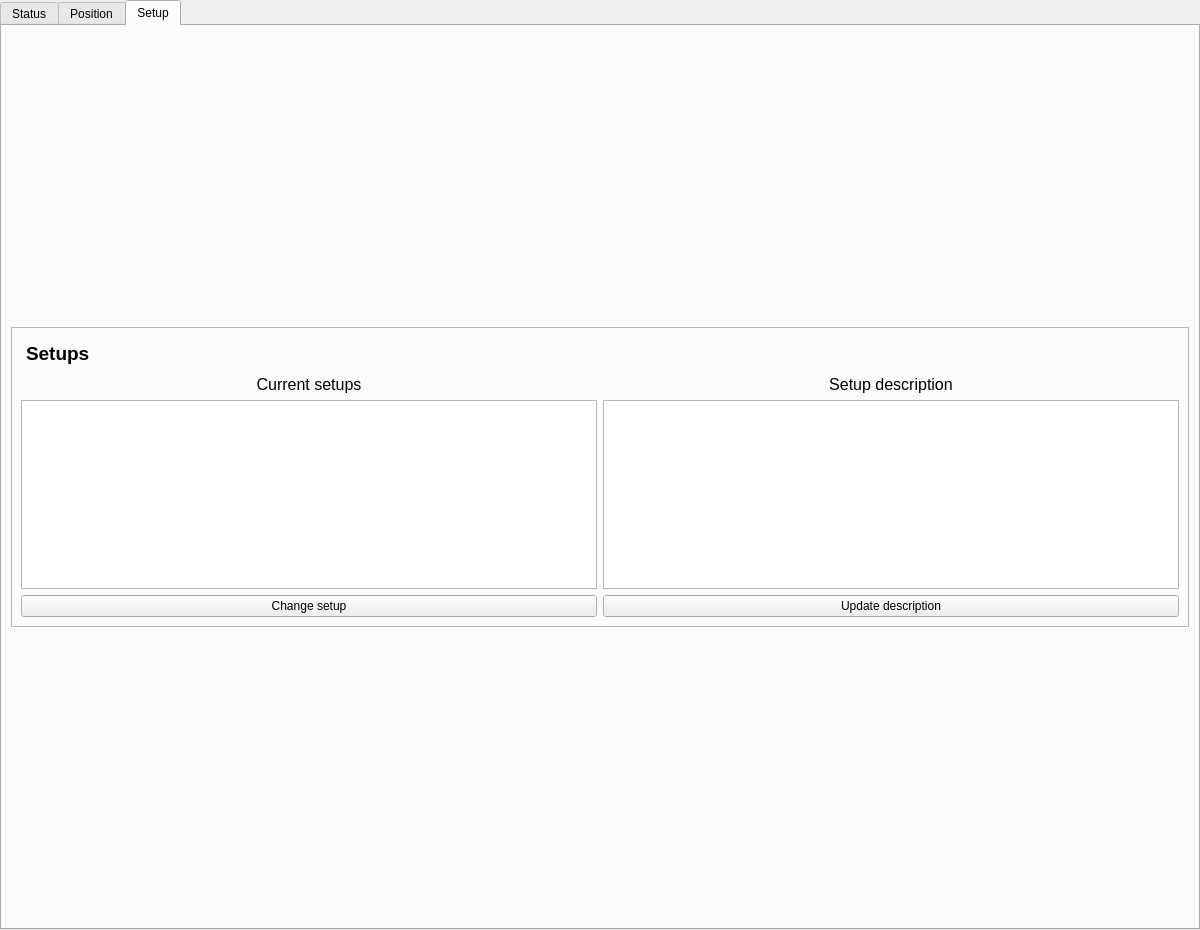
Old version of the form gui/main.ui in the repository HugoValim/DAF.
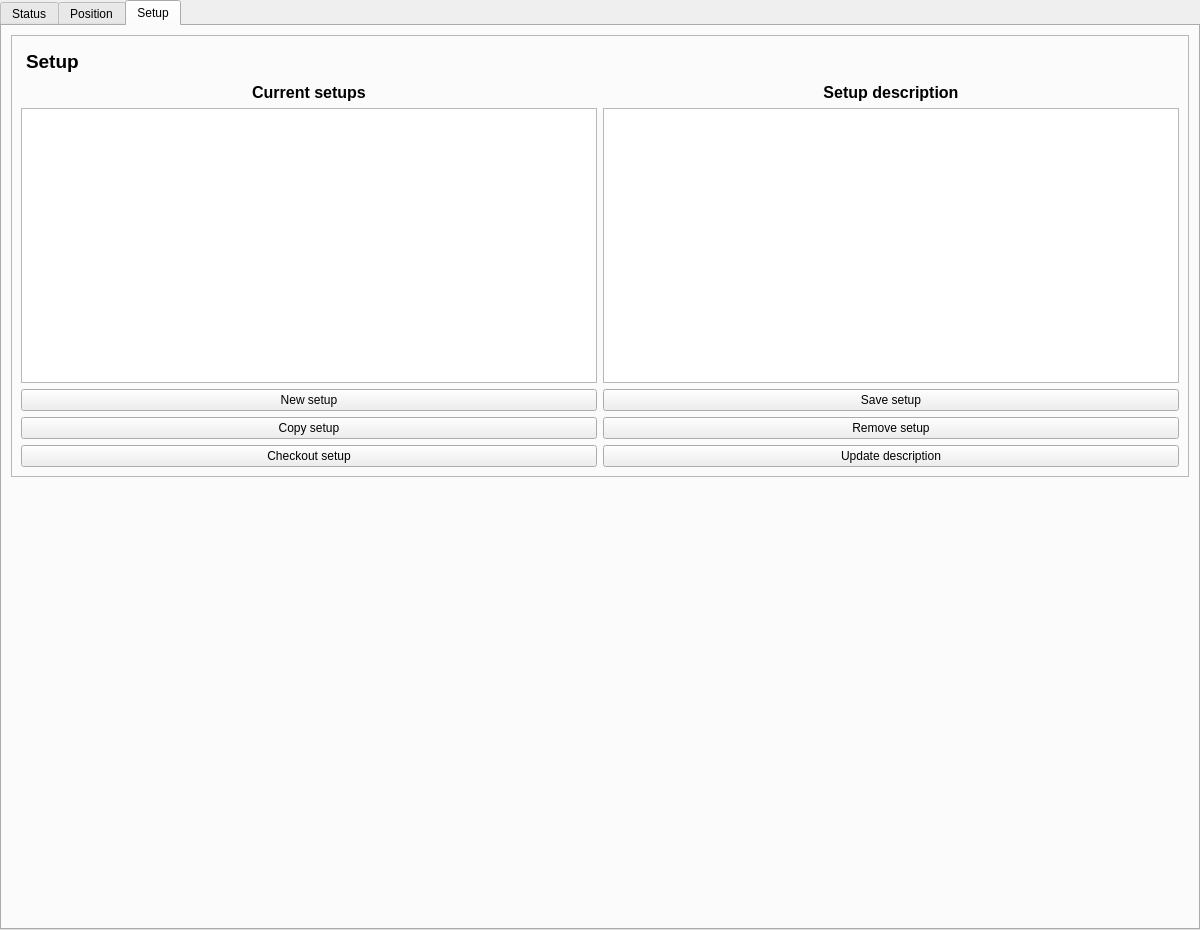
New version of the form. The open tabs and pages were chosen to show the change. Custom widgets are drawn as their Qt base class.

Commit message: Added new funcionalities to daf.gui setups

```diff
--- a/gui/main.ui
+++ b/gui/main.ui
@@ -3931,7 +3931,7 @@
          <property name="maximumSize">
           <size>
            <width>16777215</width>
-           <height>300</height>
+           <height>500</height>
           </size>
          </property>
          <property name="frameShape">
@@ -3954,7 +3954,7 @@
 }</string>
             </property>
             <property name="text">
-             <string>Setups</string>
+             <string>Setup</string>
             </property>
            </widget>
           </item>
@@ -3978,6 +3978,8 @@
               <property name="font">
                <font>
                 <pointsize>12</pointsize>
+                <weight>75</weight>
+                <bold>true</bold>
                </font>
               </property>
               <property name="text">
@@ -3993,6 +3995,8 @@
               <property name="font">
                <font>
                 <pointsize>12</pointsize>
+                <weight>75</weight>
+                <bold>true</bold>
                </font>
               </property>
               <property name="text">
@@ -4007,25 +4011,66 @@
           </item>
           <item>
            <layout class="QGridLayout" name="gridLayout_3">
-            <item row="0" column="0">
-             <widget class="QPushButton" name="pushButton_change_setup">
-              <property name="text">
-               <string>Change setup</string>
-              </property>
-             </widget>
-            </item>
-            <item row="0" column="1">
+            <item row="2" column="1">
              <widget class="QPushButton" name="pushButton_update_desc">
               <property name="text">
                <string>Update description</string>
               </property>
              </widget>
             </item>
+            <item row="0" column="0">
+             <widget class="QPushButton" name="pushButton_new_setup">
+              <property name="text">
+               <string>New setup</string>
+              </property>
+             </widget>
+            </item>
+            <item row="2" column="0">
+             <widget class="QPushButton" name="pushButton_change_setup">
+              <property name="text">
+               <string>Checkout setup</string>
+              </property>
+             </widget>
+            </item>
+            <item row="1" column="1">
+             <widget class="QPushButton" name="pushButton_remove_setup">
+              <property name="text">
+               <string>Remove setup</string>
+              </property>
+             </widget>
+            </item>
+            <item row="0" column="1">
+             <widget class="QPushButton" name="pushButton_save_setup">
+              <property name="text">
+               <string>Save setup</string>
+              </property>
+             </widget>
+            </item>
+            <item row="1" column="0">
+             <widget class="QPushButton" name="pushButton_copy_setup">
+              <property name="text">
+               <string>Copy setup</string>
+              </property>
+             </widget>
+            </item>
            </layout>
           </item>
          </layout>
         </widget>
        </item>
+       <item>
+        <spacer name="verticalSpacer_8">
+         <property name="orientation">
+          <enum>Qt::Vertical</enum>
+         </property>
+         <property name="sizeHint" stdset="0">
+          <size>
+           <width>20</width>
+           <height>40</height>
+          </size>
+         </property>
+        </spacer>
+       </item>
       </layout>
      </widget>
     </widget>
```
Left out of the diff: 5 changed lines with no effect on the pictures. The commit also changes 2 other files.
